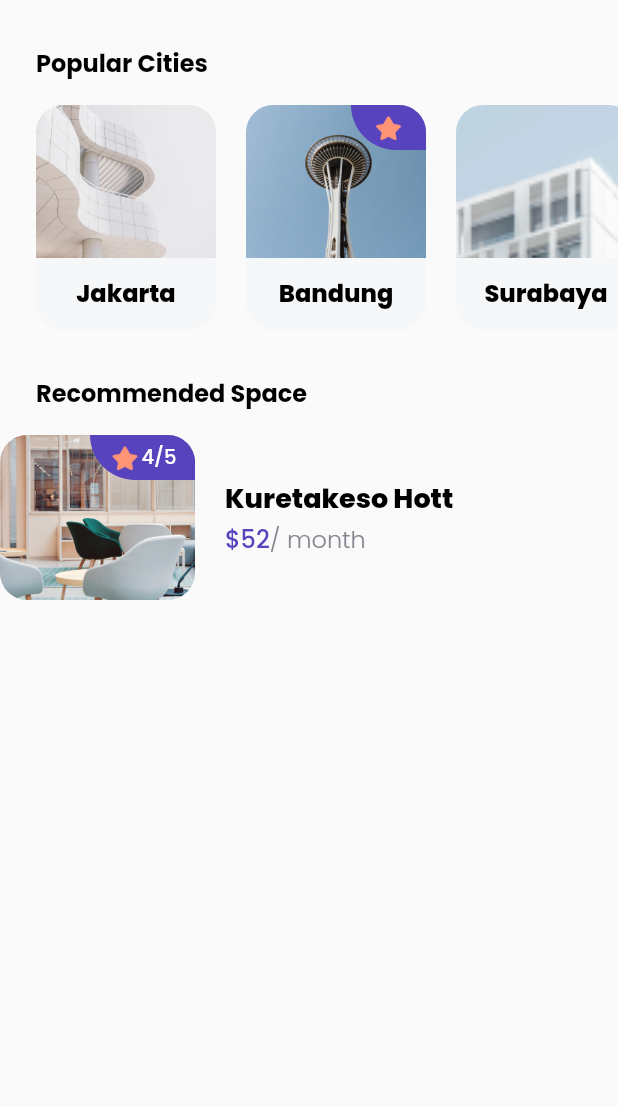
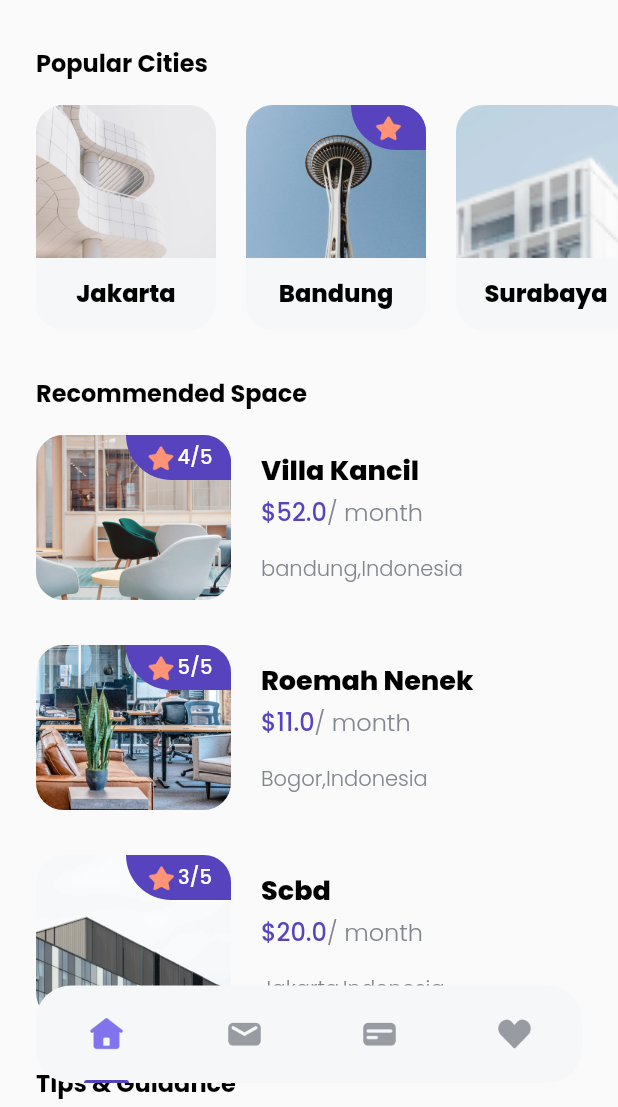
Before and after one commit to berlyva/cozyApp, a Flutter app: the screen it shows after launch, after a tap on "explore now here", on a phone screen of 412 x 824 dp, the part 129-1236 px from its top. Run offline on Flutter 3.47's test engine with Material 2 defaults, Android fonts, the phone set to English and light mode, and no system bars; our stand-ins replace google_fonts.

Commit message:
Finish Page 2

```diff
--- /dev/null
+++ b/CozyApp/cozy/lib/models/space.dart
@@ -0,0 +1,19 @@
+class Space {
+  int id;
+  String name;
+  String imageUrl;
+  double prices;
+  String city;
+  String country;
+  int rating;
+
+  Space({
+    required this.id,
+    required this.name,
+    required this.imageUrl,
+    required this.prices,
+    required this.city,
+    required this.country,
+    required this.rating,
+  });
+}
--- /dev/null
+++ b/CozyApp/cozy/lib/models/tips.dart
@@ -0,0 +1,12 @@
+class Tips {
+  int id;
+  String title;
+  String imageUrl;
+  String updateAt;
+
+  Tips(
+      {required this.id,
+      required this.title,
+      required this.imageUrl,
+      required this.updateAt});
+}
--- a/CozyApp/cozy/lib/pages/home_page.dart
+++ b/CozyApp/cozy/lib/pages/home_page.dart
@@ -1,9 +1,13 @@
 // ignore_for_file: sized_box_for_whitespace, prefer_const_constructors, prefer_const_literals_to_create_immutables
 
 import 'package:cozy/models/city.dart';
+import 'package:cozy/models/space.dart';
+import 'package:cozy/models/tips.dart';
 import 'package:cozy/theme.dart';
+import 'package:cozy/widgets/buttom_navbar.dart';
 import 'package:cozy/widgets/city_card.dart';
 import 'package:cozy/widgets/space_card.dart';
+import 'package:cozy/widgets/tips_card.dart';
 import 'package:flutter/material.dart';
 
 class HomePage extends StatelessWidget {
@@ -13,12 +17,12 @@ class HomePage extends StatelessWidget {
   Widget build(BuildContext context) {
     return Scaffold(
       body: SafeArea(
-        child: Padding(
-          padding: EdgeInsets.symmetric(
-            vertical: edge,
-          ),
+        bottom: false,
         child: ListView(
           children: [
+            SizedBox(
+              height: edge,
+            ),
             // NOTE : Header
             Padding(
               padding: EdgeInsets.only(
@@ -128,15 +132,138 @@ class HomePage extends StatelessWidget {
             SizedBox(
               height: 16,
             ),
-              Column(
+            Padding(
+              padding: EdgeInsets.symmetric(
+                horizontal: edge,
+              ),
+              child: Column(
                 children: [
-                  SpaceCard(),
-                ],
-              )
+                  SpaceCard(
+                    space: Space(
+                      id: 1,
+                      name: 'Villa Kancil',
+                      imageUrl: 'assets/images/space1.png',
+                      prices: 52,
+                      city: 'bandung',
+                      country: "Indonesia",
+                      rating: 4,
+                    ),
+                  ),
+                  SizedBox(
+                    height: 30,
+                  ),
+                  SpaceCard(
+                    space: Space(
+                      id: 1,
+                      name: 'Roemah Nenek',
+                      imageUrl: 'assets/images/space2.png',
+                      prices: 11,
+                      city: 'Bogor',
+                      country: "Indonesia",
+                      rating: 5,
+                    ),
+                  ),
+                  SizedBox(
+                    height: 30,
+                  ),
+                  SpaceCard(
+                    space: Space(
+                      id: 1,
+                      name: 'Scbd',
+                      imageUrl: 'assets/images/space3.png',
+                      prices: 20,
+                      city: 'Jakarta',
+                      country: "Indonesia",
+                      rating: 3,
+                    ),
+                  ),
                 ],
               ),
             ),
+            SizedBox(
+              height: 30,
             ),
+            //Note :TIPS& Guidance
+            Padding(
+              padding: EdgeInsets.only(
+                left: edge,
+              ),
+              child: Text(
+                'Tips & Guidance',
+                style: regularTextStyle.copyWith(
+                  fontSize: 16,
+                ),
+              ),
+            ),
+            SizedBox(
+              height: 16,
+            ),
+            Padding(
+              padding: EdgeInsets.symmetric(
+                horizontal: edge,
+              ),
+              child: Column(
+                children: [
+                  TipsCard(
+                    tips: Tips(
+                      id: 1,
+                      title: "City GuideLiness",
+                      imageUrl: 'assets/images/tips1.png',
+                      updateAt: "20 Apr",
+                    ),
+                  ),
+                  SizedBox(
+                    height: 20,
+                  ),
+                  TipsCard(
+                    tips: Tips(
+                      id: 2,
+                      title: "Jakarta FairShip",
+                      imageUrl: 'assets/images/tips2.png',
+                      updateAt: "11 Apr",
+                    ),
+                  ),
+                ],
+              ),
+            ),
+            SizedBox(
+              height: 50 + edge,
+            ),
+          ],
+        ),
+      ),
+      floatingActionButton: Container(
+        height: 65,
+        // lebar => sepanjang lebar layar - 2x margin
+        width: MediaQuery.of(context).size.width - (2 * edge),
+        margin: EdgeInsets.symmetric(
+          horizontal: edge,
+        ),
+        decoration: BoxDecoration(
+            color: Color(0xffF6f7F8), borderRadius: BorderRadius.circular(23)),
+        child: Row(
+          mainAxisAlignment: MainAxisAlignment.spaceAround,
+          children: [
+            ButtonNavbar(
+              imageUrl: "assets/images/Icon_home_solid.png",
+              isActive: true,
+            ),
+            ButtonNavbar(
+              imageUrl: "assets/images/Icon_mail_solid.png",
+              isActive: false,
+            ),
+            ButtonNavbar(
+              imageUrl: "assets/images/Icon_card_solid.png",
+              isActive: false,
+            ),
+            ButtonNavbar(
+              imageUrl: "assets/images/Icon_love_solid.png",
+              isActive: false,
+            ),
+          ],
+        ),
+      ),
+      floatingActionButtonLocation: FloatingActionButtonLocation.centerFloat,
     );
   }
 }
--- a/CozyApp/cozy/lib/pages/splash_page.dart
+++ b/CozyApp/cozy/lib/pages/splash_page.dart
@@ -47,7 +47,7 @@ class SplashPage extends StatelessWidget {
                       height: 10,
                     ),
                     Text(
-                      "Stop membuang banyak waktu \n pada tempat yang tidak habitable",
+                      "Stop membuang banyak waktu \n pada tempat yang tidak habitables",
                       style: greyTextStyle.copyWith(fontSize: 16),
                     ),
                     SizedBox(
--- /dev/null
+++ b/CozyApp/cozy/lib/widgets/buttom_navbar.dart
@@ -0,0 +1,39 @@
+import 'package:cozy/theme.dart';
+import 'package:flutter/material.dart';
+
+class ButtonNavbar extends StatelessWidget {
+  const ButtonNavbar({
+    super.key,
+    required this.imageUrl,
+    required this.isActive,
+  });
+
+  final String imageUrl;
+  final bool isActive;
+
+  @override
+  Widget build(BuildContext context) {
+    return Column(
+      children: [
+        const Spacer(),
+        Image.asset(
+          imageUrl,
+          width: 26,
+        ),
+        const Spacer(),
+        isActive
+            ? Container(
+                width: 30,
+                height: 2,
+                decoration: BoxDecoration(
+                  color: purpleColor,
+                  borderRadius: const BorderRadius.vertical(
+                    top: Radius.circular(10000),
+                  ),
+                ),
+              )
+            : Container(),
+      ],
+    );
+  }
+}
--- a/CozyApp/cozy/lib/widgets/space_card.dart
+++ b/CozyApp/cozy/lib/widgets/space_card.dart
@@ -1,11 +1,13 @@
 // ignore_for_file: prefer_const_constructors, duplicate_ignore, sized_box_for_whitespace
 
+import 'package:cozy/models/space.dart';
 import 'package:cozy/theme.dart';
 import 'package:flutter/material.dart';
 
 class SpaceCard extends StatelessWidget {
-  const SpaceCard({Key? key}) : super(key: key);
+  const SpaceCard({Key? key, required this.space}) : super(key: key);
 
+  final Space space;
   @override
   Widget build(BuildContext context) {
     return Row(
@@ -18,7 +20,7 @@ class SpaceCard extends StatelessWidget {
             child: Stack(
               children: [
                 Image.asset(
-                  'assets/images/space1.png',
+                  space.imageUrl,
                 ),
                 Align(
                   alignment: Alignment.topRight,
@@ -42,7 +44,7 @@ class SpaceCard extends StatelessWidget {
                             height: 22,
                           ),
                           Text(
-                            '4/5',
+                            '${space.rating}/5',
                             style: whiteTextStyle.copyWith(
                               fontSize: 13,
                             ),
@@ -63,7 +65,7 @@ class SpaceCard extends StatelessWidget {
           crossAxisAlignment: CrossAxisAlignment.start,
           children: [
             Text(
-              "Kuretakeso Hott",
+              space.name,
               style: blackTextStyle.copyWith(
                 fontSize: 18,
               ),
@@ -73,7 +75,7 @@ class SpaceCard extends StatelessWidget {
             ),
             Text.rich(
               TextSpan(
-                text: '\$52',
+                text: '\$${space.prices}',
                 style: purpleTextStyle.copyWith(
                   fontSize: 16,
                 ),
@@ -85,6 +87,13 @@ class SpaceCard extends StatelessWidget {
                       )),
                 ],
               ),
+            ),
+            SizedBox(
+              height: 16,
+            ),
+            Text(
+              "${space.city},${space.country}",
+              style: greyTextStyle.copyWith(),
             )
           ],
         )
--- /dev/null
+++ b/CozyApp/cozy/lib/widgets/tips_card.dart
@@ -0,0 +1,50 @@
+import 'package:cozy/models/tips.dart';
+import 'package:cozy/theme.dart';
+import 'package:flutter/material.dart';
+
+class TipsCard extends StatelessWidget {
+  const TipsCard({Key? key, required this.tips}) : super(key: key);
+  final Tips tips;
+
+  @override
+  Widget build(BuildContext context) {
+    return Row(
+      children: [
+        Image.asset(
+          tips.imageUrl,
+          width: 80,
+        ),
+        const SizedBox(
+          width: 16,
+        ),
+        Column(
+          crossAxisAlignment: CrossAxisAlignment.start,
+          children: [
+            Text(
+              tips.title,
+              style: blackTextStyle.copyWith(
+                fontSize: 18,
+              ),
+            ),
+            const SizedBox(
+              height: 4,
+            ),
+            Text(
+              "Updated ${tips.updateAt}",
+              style: greyTextStyle.copyWith(),
+            ),
+          ],
+        ),
+        const Spacer(),
+        IconButton(
+          onPressed: () {},
+          icon: Icon(
+            Icons.chevron_right,
+            size: 24, // this is size default for button, yes 24
+            color: greyColor,
+          ),
+        )
+      ],
+    );
+  }
+}
```
Also changed, not shown: CozyApp/cozy/assets/images/Icon_card_solid.png (added), CozyApp/cozy/assets/images/Icon_home_solid.png (added), CozyApp/cozy/assets/images/Icon_love_solid.png (added), CozyApp/cozy/assets/images/Icon_mail_solid.png (added), Trouble/Screen Shot 2022-08-23 at 22.05.04.png (added), 2 other files. Lines whose indentation alone changed are shown as unchanged.
